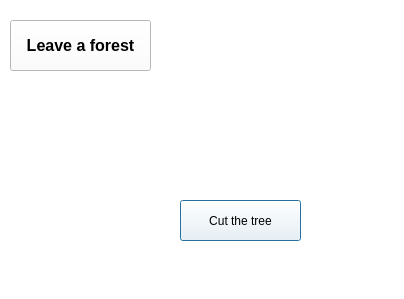
First picture: the form in forest.ui, repository Makxior/QTGame, before the edit.
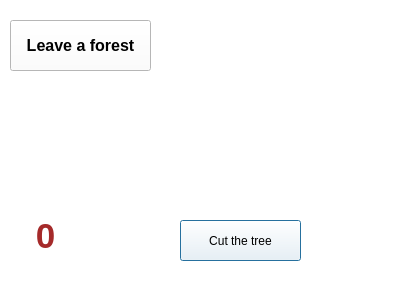
Second picture: the form after the edit. Icons and pictures are not drawn.

Diff of the .ui file:
```diff
--- a/forest.ui
+++ b/forest.ui
@@ -14,13 +14,13 @@
    <string>Forest</string>
   </property>
   <property name="styleSheet">
-   <string notr="true">background-color:rgb(255, 255, 255)</string>
+   <string notr="true">background-color:rgb(255,255,255)</string>
   </property>
   <widget class="QLabel" name="tree">
    <property name="geometry">
     <rect>
      <x>200</x>
-     <y>90</y>
+     <y>100</y>
      <width>91</width>
      <height>91</height>
     </rect>
@@ -36,7 +36,7 @@
    <property name="geometry">
     <rect>
      <x>180</x>
-     <y>200</y>
+     <y>220</y>
      <width>121</width>
      <height>41</height>
     </rect>
@@ -73,7 +73,7 @@
   <widget class="QLabel" name="tree_2">
    <property name="geometry">
     <rect>
-     <x>110</x>
+     <x>70</x>
      <y>90</y>
      <width>81</width>
      <height>91</height>
@@ -89,8 +89,8 @@
   <widget class="QLabel" name="tree_3">
    <property name="geometry">
     <rect>
-     <x>300</x>
-     <y>70</y>
+     <x>310</x>
+     <y>90</y>
      <width>91</width>
      <height>91</height>
     </rect>
@@ -134,6 +134,49 @@
     <pixmap resource="files.qrc">:/images/Imgs/tree.png</pixmap>
    </property>
   </widget>
+  <widget class="QLabel" name="HowMany">
+   <property name="geometry">
+    <rect>
+     <x>20</x>
+     <y>210</y>
+     <width>51</width>
+     <height>51</height>
+    </rect>
+   </property>
+   <property name="font">
+    <font>
+     <pointsize>26</pointsize>
+     <weight>75</weight>
+     <bold>true</bold>
+    </font>
+   </property>
+   <property name="styleSheet">
+    <string notr="true">color:brown
+</string>
+   </property>
+   <property name="text">
+    <string>0</string>
+   </property>
+   <property name="alignment">
+    <set>Qt::AlignCenter</set>
+   </property>
+  </widget>
+  <widget class="QLabel" name="ax">
+   <property name="geometry">
+    <rect>
+     <x>80</x>
+     <y>210</y>
+     <width>42</width>
+     <height>56</height>
+    </rect>
+   </property>
+   <property name="text">
+    <string/>
+   </property>
+   <property name="pixmap">
+    <pixmap resource="files.qrc">:/images/Imgs/ax.png</pixmap>
+   </property>
+  </widget>
   <zorder>tree_5</zorder>
   <zorder>pushButton</zorder>
   <zorder>exit</zorder>
```
Left out of the diff: 2 changed lines with no effect on the pictures.
